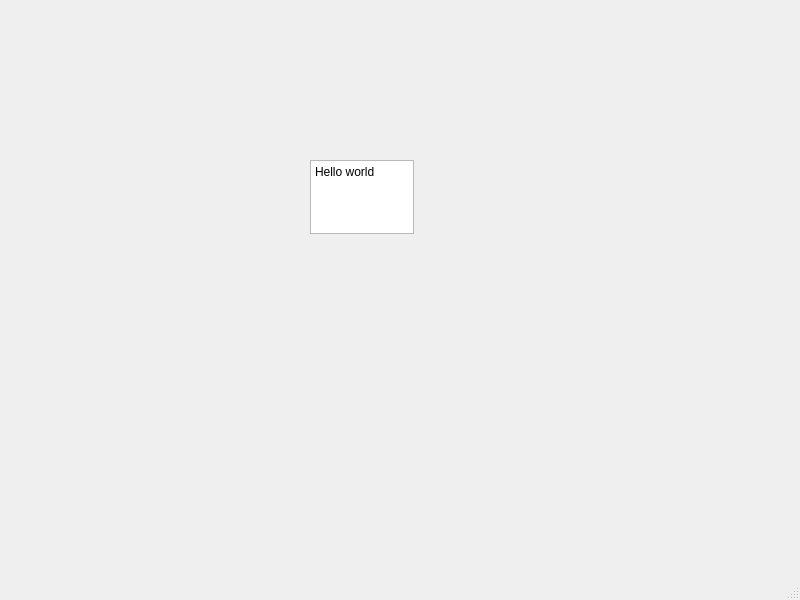
Qt form mainwindow.ui (samwestmoreland/editor) before a commit.
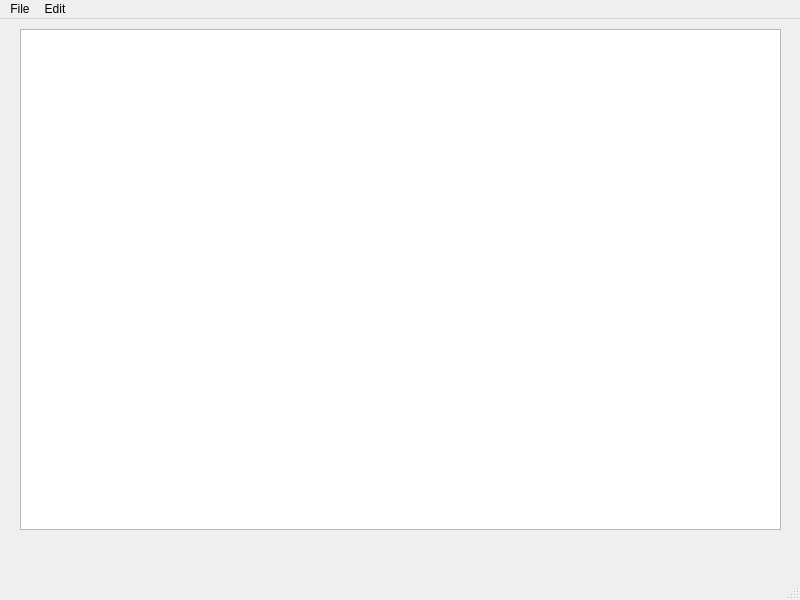
The same form after that commit.

Commit message: Added some menu items

```diff
--- a/mainwindow.ui
+++ b/mainwindow.ui
@@ -14,18 +14,20 @@
    <string>MainWindow</string>
   </property>
   <widget class="QWidget" name="centralwidget">
-   <widget class="QPlainTextEdit" name="plainTextEdit">
+   <widget class="QWidget" name="verticalLayoutWidget">
     <property name="geometry">
      <rect>
-      <x>310</x>
-      <y>160</y>
-      <width>104</width>
-      <height>74</height>
+      <x>20</x>
+      <y>10</y>
+      <width>761</width>
+      <height>501</height>
      </rect>
     </property>
-    <property name="plainText">
-     <string>Hello world</string>
-    </property>
+    <layout class="QVBoxLayout" name="verticalLayout">
+     <item>
+      <widget class="QTextEdit" name="textEdit"/>
+     </item>
+    </layout>
    </widget>
   </widget>
   <widget class="QMenuBar" name="menubar">
@@ -37,6 +39,28 @@
      <height>24</height>
     </rect>
    </property>
+   <widget class="QMenu" name="menuFile">
+    <property name="title">
+     <string>File</string>
+    </property>
+    <addaction name="actionNew"/>
+    <addaction name="actionOpen"/>
+    <addaction name="actionSave_as"/>
+    <addaction name="actionPrint"/>
+    <addaction name="actionExit"/>
+   </widget>
+   <widget class="QMenu" name="menuEdit">
+    <property name="title">
+     <string>Edit</string>
+    </property>
+    <addaction name="actionCopt"/>
+    <addaction name="actionPaste"/>
+    <addaction name="actionCut"/>
+    <addaction name="actionUndo"/>
+    <addaction name="actionRedo"/>
+   </widget>
+   <addaction name="menuFile"/>
+   <addaction name="menuEdit"/>
   </widget>
   <widget class="QStatusBar" name="statusbar"/>
  </widget>
```
Left out of the diff: 50 changed lines with no effect on the pictures. The commit also changes 4 other files.
